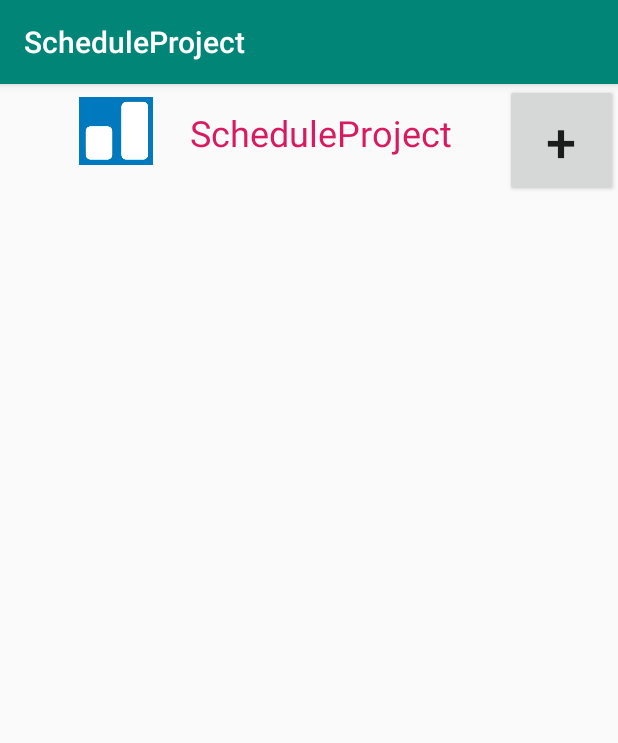
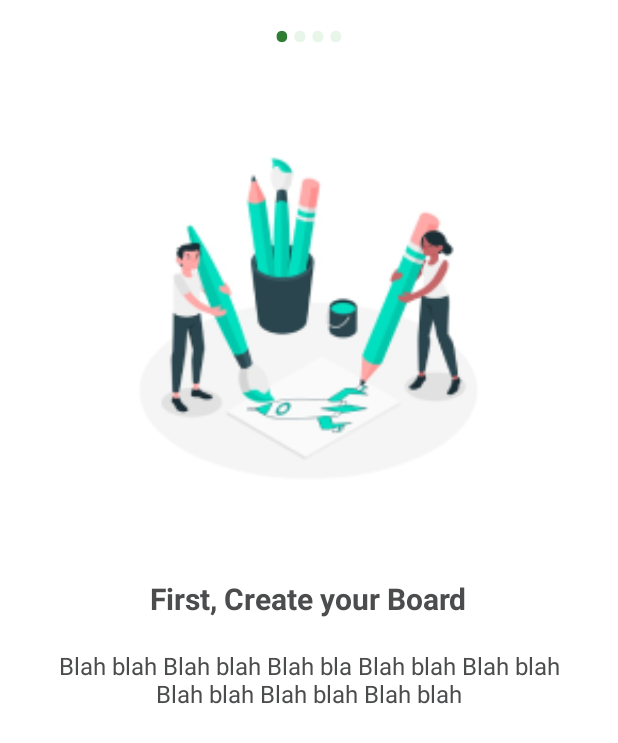
Before and after one commit to khanhntn13it/prm_schedule_project, an Android app: the screen it shows after launch (BoardActivity before the commit, IntroActivity after it), on a phone screen of 412 x 824 dp. Shown: the top 743 px of the screen. Run offline under Robolectric (Android 15) with nearby library versions, the phone set to English and light mode, and no system bars.

Commit message:
intro + getTaskListByDay

```diff
--- a/ScheduleProject/app/src/main/java/ntnk/sample/scheduleproject/activity/BoardActivity.java
+++ b/ScheduleProject/app/src/main/java/ntnk/sample/scheduleproject/activity/BoardActivity.java
@@ -30,6 +30,7 @@ public class BoardActivity extends AppCompatActivity {
     @Override
     protected void onCreate(Bundle savedInstanceState) {
         super.onCreate(savedInstanceState);
+        setUpForFirstRun();
         setContentView(R.layout.activity_board);
         list = new ArrayList<>();
         boardDAO = new BoardDAO(this);
@@ -77,4 +78,14 @@ public class BoardActivity extends AppCompatActivity {
     }
     public static BoardDAO getBoardDatabase(){return boardDAO;};
     public static BoardAdapter getAdapter(){return ((BoardAdapter)listView.getAdapter());};
+    public void setUpForFirstRun() {
+        boolean isFirstRun = getSharedPreferences("PREFERENCE", MODE_PRIVATE)
+                .getBoolean("isFirstRun", true);
+        if(isFirstRun) {
+            startActivity(new Intent(new Intent(this, IntroActivity.class)));
+            Toast.makeText(this, "First run", Toast.LENGTH_SHORT);
+        }
+        getSharedPreferences("PREFERENCE", MODE_PRIVATE).edit()
+                .putBoolean("isFirstRun", false).commit();
+    }
 }
--- /dev/null
+++ b/ScheduleProject/app/src/main/java/ntnk/sample/scheduleproject/activity/IntroActivity.java
@@ -0,0 +1,70 @@
+package ntnk.sample.scheduleproject.activity;
+
+import androidx.appcompat.app.AppCompatActivity;
+import androidx.viewpager.widget.PagerAdapter;
+import androidx.viewpager.widget.ViewPager;
+
+import android.content.Intent;
+import android.graphics.Color;
+import android.os.Bundle;
+import android.text.Html;
+import android.widget.LinearLayout;
+import android.widget.TextView;
+import android.widget.Toast;
+
+import java.util.ArrayList;
+import java.util.List;
+
+import ntnk.sample.scheduleproject.R;
+import ntnk.sample.scheduleproject.adapter.IntroSlidePagerAdapter;
+
+public class IntroActivity extends AppCompatActivity {
+    private ViewPager viewPager;
+    private LinearLayout dotsLayout;
+
+    private IntroSlidePagerAdapter pagerAdapter;
+    TextView[] mDots;
+    @Override
+    protected void onCreate(Bundle savedInstanceState) {
+        super.onCreate(savedInstanceState);
+        setContentView(R.layout.activity_intro);
+        viewPager = findViewById(R.id.introViewPager);
+        dotsLayout = findViewById(R.id.dotsLayout);
+
+        pagerAdapter = new IntroSlidePagerAdapter(this);
+        viewPager.setAdapter(pagerAdapter);
+        viewPager.addOnPageChangeListener(viewListener);
+        addDotsIndicator(0);
+    }
+    public void addDotsIndicator(int pos) {
+        mDots = new TextView[4];
+        dotsLayout.removeAllViews();
+        for (int i = 0; i < mDots.length; i++) {
+            mDots[i] = new TextView(this);
+            mDots[i].setText(Html.fromHtml("&#8226"));
+            mDots[i].setTextSize(35);
+            mDots[i].setTextColor(getResources().getColor(R.color.colorGreenTransparent));
+            dotsLayout.addView(mDots[i]);
+        }
+        if(mDots.length > 0) {
+            mDots[pos].setTextColor(getResources().getColor(R.color.colorGreen));
+        }
+    }
+    ViewPager.OnPageChangeListener viewListener = new ViewPager.OnPageChangeListener() {
+        @Override
+        public void onPageScrolled(int position, float positionOffset, int positionOffsetPixels) {
+
+        }
+
+        @Override
+        public void onPageSelected(int position) {
+            addDotsIndicator(position);
+        }
+
+        @Override
+        public void onPageScrollStateChanged(int state) {
+
+        }
+    };
+
+}
--- /dev/null
+++ b/ScheduleProject/app/src/main/java/ntnk/sample/scheduleproject/adapter/IntroSlidePagerAdapter.java
@@ -0,0 +1,91 @@
+package ntnk.sample.scheduleproject.adapter;
+
+import android.app.Activity;
+import android.content.Context;
+import android.content.Intent;
+import android.view.LayoutInflater;
+import android.view.View;
+import android.view.ViewGroup;
+import android.widget.Button;
+import android.widget.ImageView;
+import android.widget.LinearLayout;
+import android.widget.TextView;
+
+import androidx.annotation.NonNull;
+import androidx.viewpager.widget.PagerAdapter;
+
+import ntnk.sample.scheduleproject.R;
+import ntnk.sample.scheduleproject.activity.BoardActivity;
+
+public class IntroSlidePagerAdapter extends PagerAdapter {
+    private Activity context;
+    public static final int[] images = {
+            R.drawable.step1,
+            R.drawable.step2,
+            R.drawable.step3,
+            R.drawable.step4
+    };
+    public static final String[] headings = {
+        "First, Create your Board",
+         "Second, Schedule the tasks",
+         "Third, let us notify you",
+         "Finally, Job done! Wonderful\n Let's try"
+    };
+    public static final String [] desc = {
+            "Blah blah Blah blah Blah bla Blah blah Blah blah Blah blah Blah blah Blah blah",
+            "Blah blah Blah blah Blah bla Blah blah Blah blah Blah blah Blah blah Blah blah",
+            "Blah blah Blah blah Blah bla Blah blah Blah blah Blah blah Blah blah Blah blah",
+            "Blah blah Blah blah Blah bla Blah blah Blah blah Blah blah Blah blah Blah blah"
+    };
+    public IntroSlidePagerAdapter(Activity context) {
+        this.context = context;
+    }
+
+    private LayoutInflater layoutInflater;
+    @Override
+    public int getCount() {
+        return images.length;
+    }
+
+    @Override
+    public boolean isViewFromObject(@NonNull View view, @NonNull Object object) {
+        return view == (LinearLayout) object;
+    }
+
+    @Override
+    public void destroyItem(@NonNull ViewGroup container, int position, @NonNull Object object) {
+        container.removeView((LinearLayout) object);
+    }
+
+    @NonNull
+    @Override
+    public Object instantiateItem(@NonNull ViewGroup container, int position) {
+
+        layoutInflater = (LayoutInflater) context.getSystemService(context.LAYOUT_INFLATER_SERVICE);
+
+        View view = layoutInflater.inflate(R.layout.slide_layout, container, false);
+
+        ImageView imageView = view.findViewById(R.id.imageView);
+        TextView headingView = view.findViewById(R.id.headingTextView);
+        TextView descView = view.findViewById(R.id.descTextView);
+        Button startButton = view.findViewById(R.id.getStartedButton);
+        startButton.setVisibility(View.GONE);
+        startButton.setOnClickListener(new View.OnClickListener() {
+            @Override
+            public void onClick(View v) {
+                Intent intent = new Intent(context, BoardActivity.class);
+                context.startActivity(intent);
+            }
+        });
+        if(position == 3) {
+            startButton.setVisibility(View.VISIBLE);
+            }
+        imageView.setImageResource(images[position]);
+        headingView.setText(headings[position]);
+        descView.setText(desc[position]);
+        if (position == 2) view.setBackgroundColor(context.getResources().getColor(R.color.colorForStep3));
+        container.addView(view, 0);
+
+        return view;
+    }
+}
--- a/ScheduleProject/app/src/main/java/ntnk/sample/scheduleproject/sqlite/TaskDAO.java
+++ b/ScheduleProject/app/src/main/java/ntnk/sample/scheduleproject/sqlite/TaskDAO.java
@@ -9,6 +9,7 @@ import java.text.DateFormat;
 import java.text.ParseException;
 import java.text.SimpleDateFormat;
 import java.util.ArrayList;
+import java.util.Calendar;
 import java.util.Date;
 import java.util.List;
 
@@ -16,6 +17,7 @@ import ntnk.sample.scheduleproject.entity.Task;
 
 public class TaskDAO extends ModelDAO {
     private static final String DATE_FORMAT = "yyyy-MM-dd HH:mm";
+
     public TaskDAO(Context mContext) {
         super(mContext);
     }
@@ -52,6 +54,7 @@ public class TaskDAO extends ModelDAO {
         task.setTaskImage(cursor.getString(cursor.getColumnIndex("image")));
         return task;
     }
+
     public List<Task> getTaskListByGroup(int groupId) {
         db = dbHelper.getReadableDatabase();
         List<Task> result = new ArrayList<>();
@@ -60,8 +63,8 @@ public class TaskDAO extends ModelDAO {
                 "group_id = ?",
                 new String[]{String.valueOf(groupId)},
                 null, null, null, null);
-        if(cursor == null) return result;
-        while(cursor.moveToNext()) {
+        if (cursor == null) return result;
+        while (cursor.moveToNext()) {
             Task task = new Task();
             task.setId(cursor.getInt(cursor.getColumnIndex("id")));
             task.setTitle(cursor.getString(cursor.getColumnIndex("title")));
@@ -85,6 +88,43 @@ public class TaskDAO extends ModelDAO {
         }
         return result;
     }
+
+    public List<Task> getTaskListByDay(Date today) {
+        Calendar calen1 = Calendar.getInstance();
+        calen1.setTime(today);
+        db = dbHelper.getReadableDatabase();
+        List<Task> result = new ArrayList<>();
+        Cursor cursor = db.query("task", null, null, null,
+                null, null, "id");
+        if (cursor == null) return result;
+        while (cursor.moveToNext()) {
+            Task task = new Task();
+            task.setId(cursor.getInt(cursor.getColumnIndex("id")));
+            task.setTitle(cursor.getString(cursor.getColumnIndex("title")));
+            String dateStr = cursor.getString(cursor.getColumnIndex("date"));
+            //parse date------
+            Date date = null;
+            DateFormat dateFormat = new SimpleDateFormat(DATE_FORMAT);
+            try {
+                date = dateFormat.parse(dateStr);
+            } catch (ParseException e) {
+                Log.e("TaskDatabaseHelper", "SQLite Task parse date", e);
+            }
+            //--------------
+            task.setDate(date);
+            task.setDescription(cursor.getString(cursor.getColumnIndex("description")));
+            task.setStatus(cursor.getInt(cursor.getColumnIndex("status")));
+            task.setUrgent_importance(cursor.getInt(cursor.getColumnIndex("urgent_importance")));
+            task.setGroupId(cursor.getInt(cursor.getColumnIndex("group_id")));
+            task.setTaskImage(cursor.getString(cursor.getColumnIndex("image")));
+            //check task on today
+            Calendar calen2 = Calendar.getInstance();
+            calen2.setTime(date);
+            if (calen1.equals(calen2)) result.add(task);
+        }
+        return result;
+    }
+
     /**
      * Insert Task
      *
--- /dev/null
+++ b/ScheduleProject/app/src/main/res/layout/activity_intro.xml
@@ -0,0 +1,24 @@
+<?xml version="1.0" encoding="utf-8"?>
+<RelativeLayout xmlns:android="http://schemas.android.com/apk/res/android"
+    xmlns:app="http://schemas.android.com/apk/res-auto"
+    xmlns:tools="http://schemas.android.com/tools"
+    android:background="#ffffff"
+    android:layout_width="match_parent"
+    android:layout_height="match_parent"
+    tools:context=".activity.IntroActivity">
+
+
+
+    <LinearLayout
+        android:id="@+id/dotsLayout"
+        android:layout_width="match_parent"
+        android:layout_height="wrap_content"
+        android:gravity="center"
+        android:orientation="horizontal"/>
+    <androidx.viewpager.widget.ViewPager
+        android:id="@+id/introViewPager"
+        android:layout_width="match_parent"
+        android:layout_height="650dp"
+        >
+    </androidx.viewpager.widget.ViewPager>
+</RelativeLayout>
--- /dev/null
+++ b/ScheduleProject/app/src/main/res/layout/slide_layout.xml
@@ -0,0 +1,51 @@
+<?xml version="1.0" encoding="utf-8"?>
+<LinearLayout xmlns:android="http://schemas.android.com/apk/res/android"
+    xmlns:app="http://schemas.android.com/apk/res-auto"
+    android:layout_width="match_parent"
+    android:layout_height="match_parent"
+    android:orientation="vertical">
+
+    <ImageView
+        android:id="@+id/imageView"
+        android:layout_width="250dp"
+        android:layout_height="250dp"
+        android:layout_gravity="center"
+        android:layout_marginTop="85dp"
+        android:layout_marginBottom="50dp"
+        app:srcCompat="@drawable/step1" />
+    <TextView
+        android:id="@+id/headingTextView"
+        android:layout_width="wrap_content"
+        android:layout_height="wrap_content"
+        android:layout_gravity="center"
+        android:text="HEADING"
+        android:textColor="#4b4c4d"
+        android:textAlignment="center"
+        android:textSize="20sp"
+        android:textStyle="bold"/>
+    <TextView
+        android:id="@+id/descTextView"
+        android:layout_width="match_parent"
+        android:layout_height="wrap_content"
+        android:layout_gravity="center"
+        android:textAlignment="center"
+        android:layout_marginTop="20dp"
+        android:paddingHorizontal="35dp"
+        android:layout_marginBottom="30dp"
+        android:textColor="#4b4c4d"
+        android:textSize="16sp"/>
+    <Button
+        android:id="@+id/getStartedButton"
+        android:text="@string/getting_started"
+        android:textColor="#fff"
+        android:background="@drawable/round"
+        android:paddingLeft="30dp"
+        android:paddingRight="30dp"
+        android:layout_gravity="center"
+        android:layout_alignParentBottom="true"
+        android:layout_marginBottom="60dp"
+        android:layout_centerHorizontal="true"
+        android:layout_width="wrap_content"
+        android:layout_height="wrap_content"
+        />
+</LinearLayout>
--- a/ScheduleProject/app/src/main/res/values/colors.xml
+++ b/ScheduleProject/app/src/main/res/values/colors.xml
@@ -3,7 +3,11 @@
     <color name="colorPrimary">#008577</color>
     <color name="colorPrimaryDark">#00574B</color>
     <color name="colorAccent">#D81B60</color>
+    <color name="colorTransparentWhite">#cccccc</color>
     <color name="colorCardBackground">#d6dadc</color>
     <color name="colorForTextButton">#48a868</color>
     <color name="colorForHeader">#edeff0</color>
+    <color name="colorForStep3">#5ed89b</color>
+    <color name="colorGreenTransparent">#e8f5e9</color>
+    <color name="colorGreen">#2e7d32</color>
 </resources>
--- a/ScheduleProject/app/src/main/res/values/strings.xml
+++ b/ScheduleProject/app/src/main/res/values/strings.xml
@@ -36,4 +36,5 @@
     <string name="update_task_header">Update Task</string>
     <string name="task_detail_header">Task Detail</string>
     <string name="btn_back">Back</string>
+    <string name="getting_started">Getting started</string>
 </resources>
--- a/ScheduleProject/app/src/main/res/values/styles.xml
+++ b/ScheduleProject/app/src/main/res/values/styles.xml
@@ -7,6 +7,7 @@
         <item name="colorPrimaryDark">@color/colorPrimaryDark</item>
         <item name="colorAccent">@color/colorAccent</item>
     </style>
+
     <style name="CardActionButton">
         <item name="android:textSize">16sp</item>
         <item name="android:textColor">#48a868</item>
```
Also changed, not shown: ScheduleProject/app/src/main/AndroidManifest.xml (+10 -3 lines), ScheduleProject/app/src/main/res/drawable-hdpi/step1.png (added), ScheduleProject/app/src/main/res/drawable-hdpi/step2.png (added), ScheduleProject/app/src/main/res/drawable-hdpi/step3.png (added), ScheduleProject/app/src/main/res/drawable-hdpi/step4.png (added).
